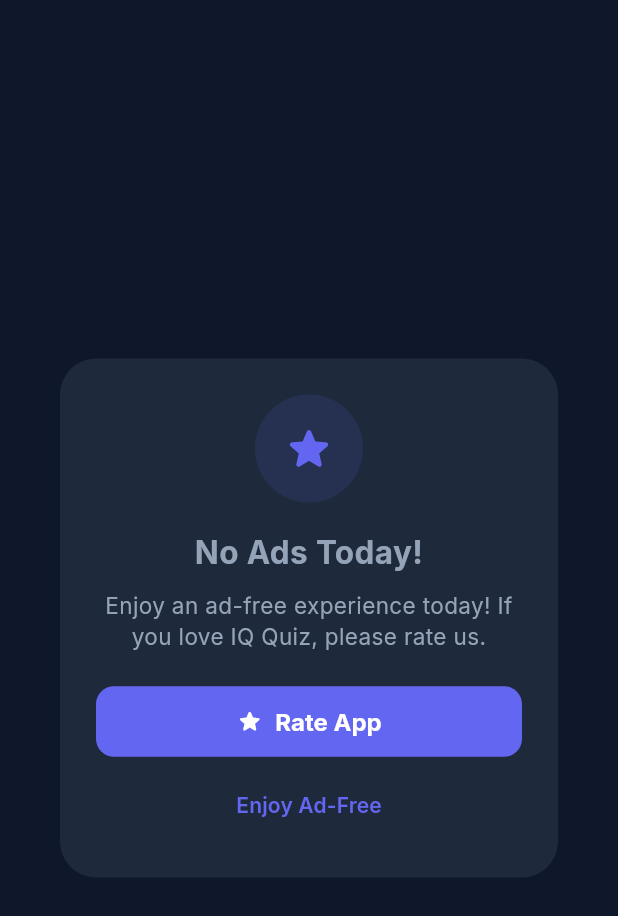
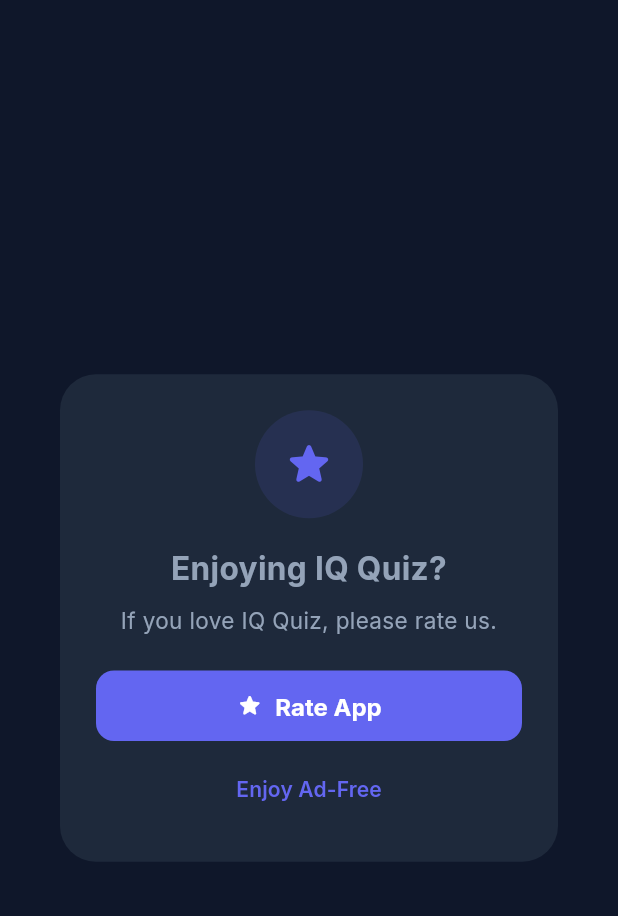
Before and after one commit to tafaisalkhan/iq_quiz_git, a Flutter app: the NoAdsPopup widget shown alone on an empty page, opened directly with empty values, on a phone screen of 412 x 824 dp. Shown: the top 916 px of the screen. Run offline on Flutter 3.47's test engine with Material 3 defaults, Android fonts, the phone set to English and light mode, and no system bars; our stand-ins replace flutter_local_notifications, flutter_riverpod, google_fonts, google_mobile_ads, in_app_purchase, in_app_review and 4 more; missing offline and left inert: in_app_update; accounts and stored records are empty; network calls fail.

Commit message:
feat: Day 4 banner/interstitial-only streak, daily notification streak text, and random Home support popup

```diff
--- a/lib/core/widgets/no_ads_popup.dart
+++ b/lib/core/widgets/no_ads_popup.dart
@@ -13,12 +13,14 @@ class NoAdsPopup extends StatelessWidget {
     required this.isStreakReward,
     required this.streakDays,
     this.isAdFreePurchased = false,
+    this.isNoFill = false,
   });
 
   final int step;
   final bool isStreakReward;
   final int streakDays;
   final bool isAdFreePurchased;
+  final bool isNoFill;
 
   @override
   Widget build(BuildContext context) {
@@ -34,8 +36,10 @@ class NoAdsPopup extends StatelessWidget {
         ? 'Thank You for Your Support!'
         : (isStreakReward
             ? '3-Day Streak Reward: No Ads Today!'
-            : 'No Ads Today!');
-    final prefix = isAdFreePurchased ? '' : 'Enjoy an ad-free experience today! ';
+            : (isNoFill ? 'No Ads Today!' : 'Enjoying IQ Quiz?'));
+    final prefix = (isAdFreePurchased || (!isStreakReward && !isNoFill))
+        ? ''
+        : 'Enjoy an ad-free experience today! ';
     if (actionIndex == 0) {
       headerIcon = Icons.star_rounded;
       title = resolvedTitle;
```
Also changed, not shown: lib/core/services/ad_service.dart (+30 -17 lines), lib/core/services/notification_service.dart (+9 -1 lines).
